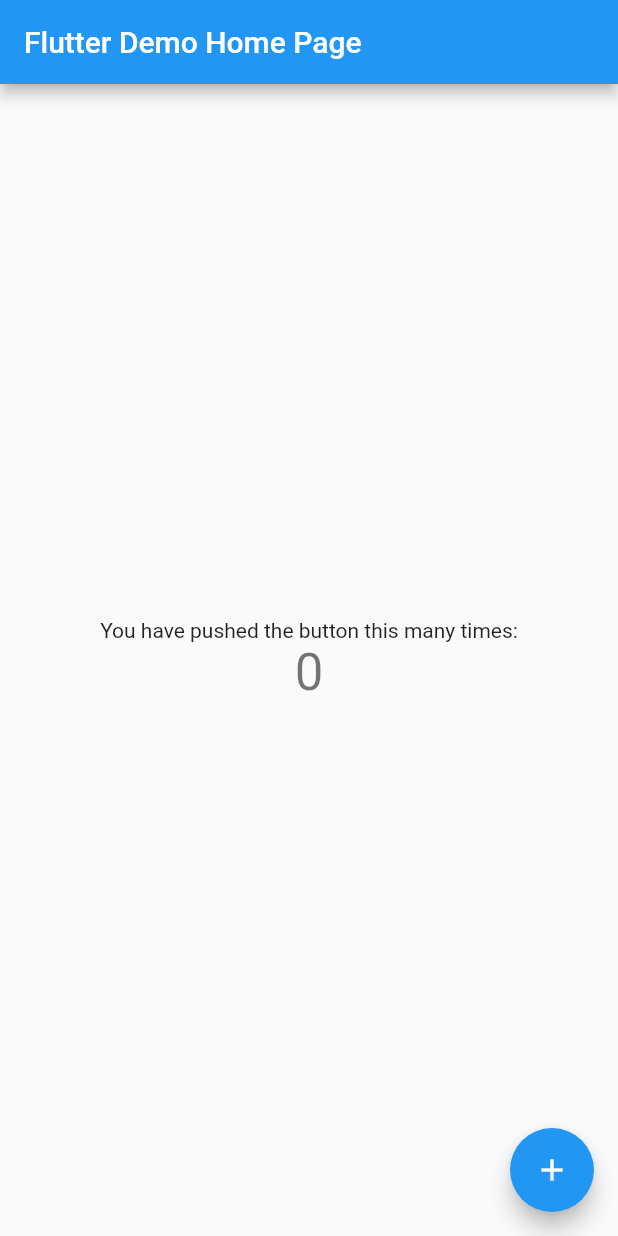
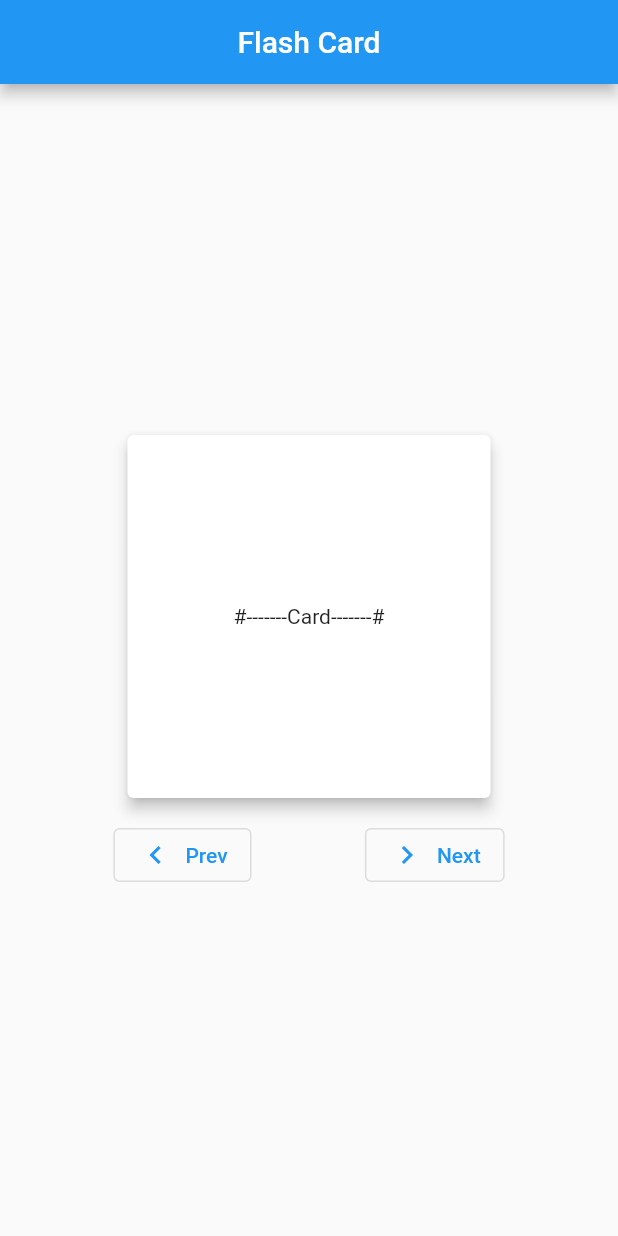
Before and after one commit to ashutosh-rai-78/FlashCard-App, a Flutter app: the screen it shows after launch, on a phone screen of 412 x 824 dp. Run offline on Flutter 3.47's test engine with Material 2 defaults, Android fonts, the phone set to English and light mode, and no system bars; drawn by our look-alikes of flip_card.

Commit message:
Flip Card implemented

```diff
--- a/lib/main.dart
+++ b/lib/main.dart
@@ -1,3 +1,4 @@
+import 'package:flashcards/pages/home_page.dart';
 import 'package:flutter/material.dart';
 
 void main() {
@@ -6,110 +7,15 @@ void main() {
 
 class MyApp extends StatelessWidget {
   const MyApp({Key? key}) : super(key: key);
-
   // This widget is the root of your application.
   @override
   Widget build(BuildContext context) {
     return MaterialApp(
       title: 'Flutter Demo',
       theme: ThemeData(
-        // This is the theme of your application.
-        //
-        // Try running your application with "flutter run". You'll see the
-        // application has a blue toolbar. Then, without quitting the app, try
-        // changing the primarySwatch below to Colors.green and then invoke
-        // "hot reload" (press "r" in the console where you ran "flutter run",
-        // or simply save your changes to "hot reload" in a Flutter IDE).
-        // Notice that the counter didn't reset back to zero; the application
-        // is not restarted.
         primarySwatch: Colors.blue,
       ),
-      home: const MyHomePage(title: 'Flutter Demo Home Page'),
+      home: HomePage(),
     );
   }
 }
-
-class MyHomePage extends StatefulWidget {
-  const MyHomePage({Key? key, required this.title}) : super(key: key);
-
-  // This widget is the home page of your application. It is stateful, meaning
-  // that it has a State object (defined below) that contains fields that affect
-  // how it looks.
-
-  // This class is the configuration for the state. It holds the values (in this
-  // case the title) provided by the parent (in this case the App widget) and
-  // used by the build method of the State. Fields in a Widget subclass are
-  // always marked "final".
-
-  final String title;
-
-  @override
-  State<MyHomePage> createState() => _MyHomePageState();
-}
-
-class _MyHomePageState extends State<MyHomePage> {
-  int _counter = 0;
-
-  void _incrementCounter() {
-    setState(() {
-      // This call to setState tells the Flutter framework that something has
-      // changed in this State, which causes it to rerun the build method below
-      // so that the display can reflect the updated values. If we changed
-      // _counter without calling setState(), then the build method would not be
-      // called again, and so nothing would appear to happen.
-      _counter++;
-    });
-  }
-
-  @override
-  Widget build(BuildContext context) {
-    // This method is rerun every time setState is called, for instance as done
-    // by the _incrementCounter method above.
-    //
-    // The Flutter framework has been optimized to make rerunning build methods
-    // fast, so that you can just rebuild anything that needs updating rather
-    // than having to individually change instances of widgets.
-    return Scaffold(
-      appBar: AppBar(
-        // Here we take the value from the MyHomePage object that was created by
-        // the App.build method, and use it to set our appbar title.
-        title: Text(widget.title),
-      ),
-      body: Center(
-        // Center is a layout widget. It takes a single child and positions it
-        // in the middle of the parent.
-        child: Column(
-          // Column is also a layout widget. It takes a list of children and
-          // arranges them vertically. By default, it sizes itself to fit its
-          // children horizontally, and tries to be as tall as its parent.
-          //
-          // Invoke "debug painting" (press "p" in the console, choose the
-          // "Toggle Debug Paint" action from the Flutter Inspector in Android
-          // Studio, or the "Toggle Debug Paint" command in Visual Studio Code)
-          // to see the wireframe for each widget.
-          //
-          // Column has various properties to control how it sizes itself and
-          // how it positions its children. Here we use mainAxisAlignment to
-          // center the children vertically; the main axis here is the vertical
-          // axis because Columns are vertical (the cross axis would be
-          // horizontal).
-          mainAxisAlignment: MainAxisAlignment.center,
-          children: <Widget>[
-            const Text(
-              'You have pushed the button this many times:',
-            ),
-            Text(
-              '$_counter',
-              style: Theme.of(context).textTheme.headline4,
-            ),
-          ],
-        ),
-      ),
-      floatingActionButton: FloatingActionButton(
-        onPressed: _incrementCounter,
-        tooltip: 'Increment',
-        child: const Icon(Icons.add),
-      ), // This trailing comma makes auto-formatting nicer for build methods.
-    );
-  }
-}
--- /dev/null
+++ b/lib/pages/home_page.dart
@@ -0,0 +1,47 @@
+import 'package:flip_card/flip_card.dart';
+import 'package:flutter/material.dart';
+
+class HomePage extends StatelessWidget {
+  const HomePage({Key? key}) : super(key: key);
+
+  @override
+  Widget build(BuildContext context) {
+    return Scaffold(
+      appBar: AppBar(
+        title: Text("Flash Card"),
+        centerTitle: true,
+      ),
+      body: SafeArea(
+        child:Center(
+          child: Column(
+            mainAxisAlignment: MainAxisAlignment.center,
+            children: [
+              const SizedBox(
+                height: 250,
+                width: 250,
+                child: FlipCard(
+                  back: Card(
+                    elevation: 4,
+                    child: Center(child: Text("*--------Card--------*")),
+                  ),
+                  front: Card(
+                    elevation: 4,
+                    child: Center(child: Text("#-------Card-------#")),
+                  ),
+                ),
+              ),
+            SizedBox(height: 10,),
+              Row(
+                mainAxisAlignment: MainAxisAlignment.spaceEvenly,
+                children: [
+                  OutlinedButton.icon(onPressed: (){}, icon: const Icon(Icons.chevron_left),label: const Text("Prev"),),
+                  OutlinedButton.icon(onPressed: (){}, icon: const Icon(Icons.chevron_right),label: const Text("Next"),)
+                ],
+              )
+            ],
+          ),
+        ),
+      ),
+    );
+  }
+}
--- a/pubspec.yaml
+++ b/pubspec.yaml
@@ -27,8 +27,10 @@ environment:
 # the latest version available on pub.dev. To see which dependencies have newer
 # versions available, run `flutter pub outdated`.
 dependencies:
+  flip_card: ^0.6.0
   flutter:
     sdk: flutter
+#  flash_card: ^0.0.7
 
 
   # The following adds the Cupertino Icons font to your application.
@@ -38,7 +40,6 @@ dependencies:
 dev_dependencies:
   flutter_test:
     sdk: flutter
-  flash_card: ^0.0.7
   # The "flutter_lints" package below contains a set of recommended lints to
   # encourage good coding practices. The lint set provided by the package is
   # activated in the `analysis_options.yaml` file located at the root of your
```
Also changed, not shown: pubspec.lock.
